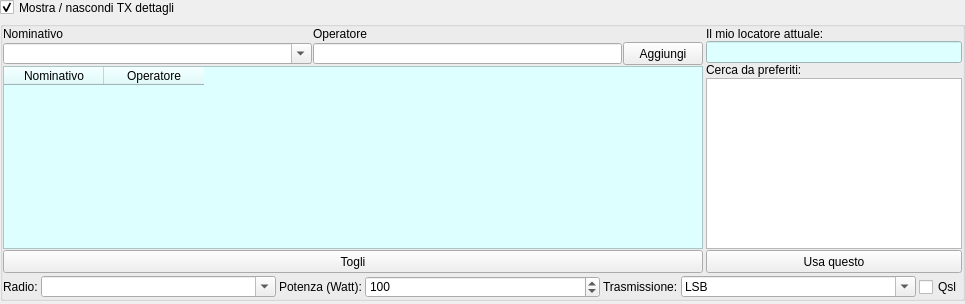
This is tx.ui in DoppiaZeta/RFLog as Qt 5 draws it before an edit. The edited form follows.
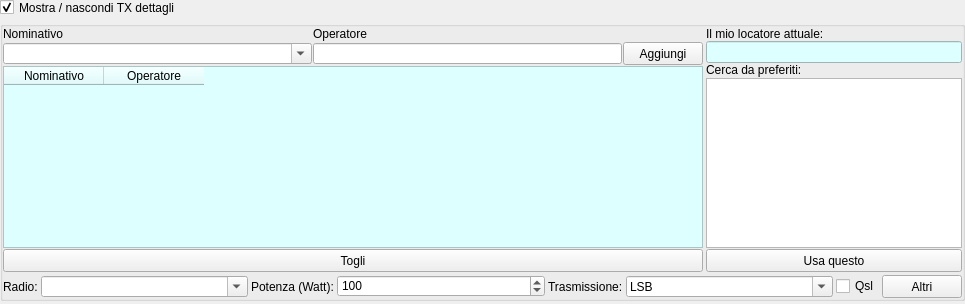
This is the edited form.

Commit message: mosso anche modifica con tasto invio alla lista

```diff
--- a/tx.ui
+++ b/tx.ui
@@ -179,7 +179,7 @@
           </layout>
          </item>
          <item row="6" column="0" colspan="2">
-          <layout class="QHBoxLayout" name="horizontalLayout_2" stretch="0,1,0,1,0,1,0">
+          <layout class="QHBoxLayout" name="horizontalLayout_2" stretch="0,1,0,1,0,1,0,0">
            <property name="spacing">
             <number>3</number>
            </property>
@@ -313,6 +313,13 @@
              </property>
             </widget>
            </item>
+           <item>
+            <widget class="QPushButton" name="altri">
+             <property name="text">
+              <string>Altri</string>
+             </property>
+            </widget>
+           </item>
           </layout>
          </item>
          <item row="0" column="1" rowspan="6">
```
The commit also changes 2 other files.
